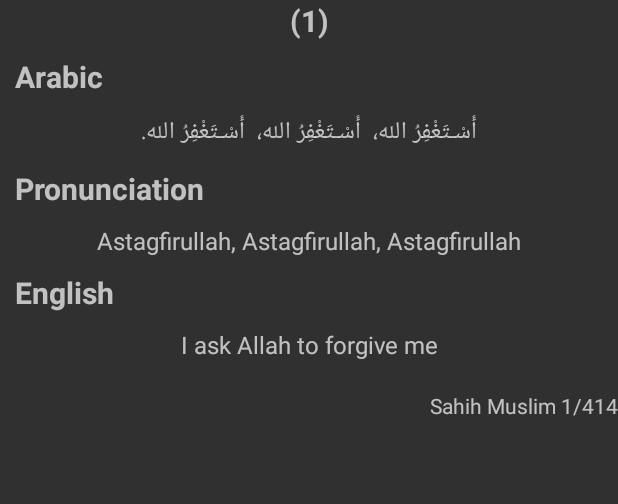
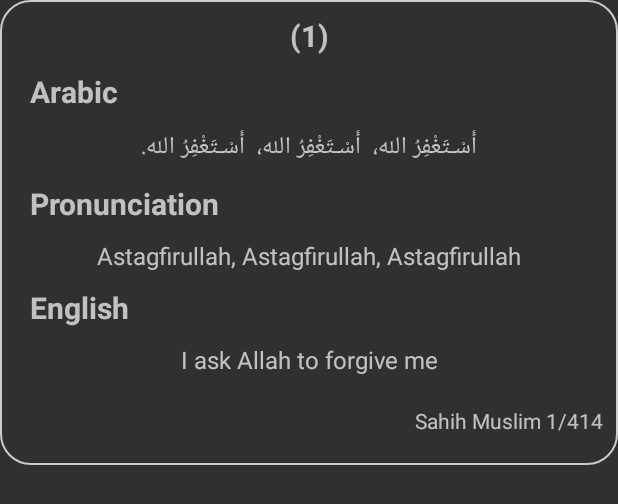
Before and after one commit to IslamHisham96/AthanApp, an Android app: the layout azkar_item.xml on its own in the app's theme, with its tools: preview values and no code run, on a phone screen of 412 x 824 dp. Shown: the top 504 px of the screen. Run offline under Robolectric (Android 15) with nearby library versions, the phone set to English and light mode, and no system bars.

Commit message:
styles changes

```diff
--- /dev/null
+++ b/app/src/main/res/drawable/custom_border.xml
@@ -0,0 +1,6 @@
+<?xml version="1.0" encoding="UTF-8"?>
+<shape xmlns:android="http://schemas.android.com/apk/res/android" android:shape="rectangle">
+    <corners android:radius="20dp"/>
+    <padding android:left="10dp" android:right="10dp" android:top="10dp" android:bottom="10dp"/>
+    <stroke android:width="1dp" android:color="#CCCCCC"/>
+</shape>
--- a/app/src/main/res/layout/azkar_item.xml
+++ b/app/src/main/res/layout/azkar_item.xml
@@ -2,7 +2,8 @@
 <LinearLayout xmlns:android="http://schemas.android.com/apk/res/android"
     android:layout_width="match_parent"
     android:layout_height="wrap_content"
-    android:orientation="vertical">
+    android:orientation="vertical"
+    android:background="@drawable/custom_border">
 
     <TextView
         android:id="@+id/numberTxt"
--- a/app/src/main/res/layout/timer_item.xml
+++ b/app/src/main/res/layout/timer_item.xml
@@ -16,7 +16,7 @@
     <TextView
         android:id="@+id/textView2"
         android:layout_width="wrap_content"
-        android:layout_height="wrap_content"
+        android:layout_height="match_parent"
         android:layout_weight="2"
         android:text="H" />
 
@@ -32,7 +32,7 @@
     <TextView
         android:id="@+id/textView4"
         android:layout_width="wrap_content"
-        android:layout_height="wrap_content"
+        android:layout_height="match_parent"
         android:layout_weight="2"
         android:text="M" />
 
@@ -48,7 +48,7 @@
     <TextView
         android:id="@+id/textView6"
         android:layout_width="wrap_content"
-        android:layout_height="wrap_content"
+        android:layout_height="match_parent"
         android:layout_weight="2"
         android:text="S" />
 </LinearLayout>
```
Also changed, not shown: app/src/main/res/drawable/round_button.xml (deleted, +0 -10 lines).
